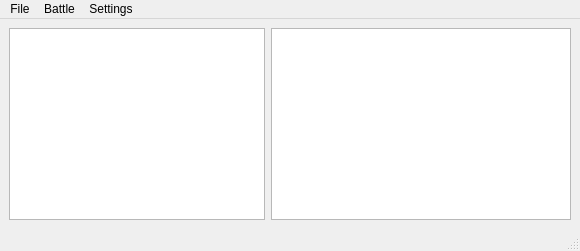
Qt form data/ui/mainwindow.ui (tvoli/pybotwar) before a commit.
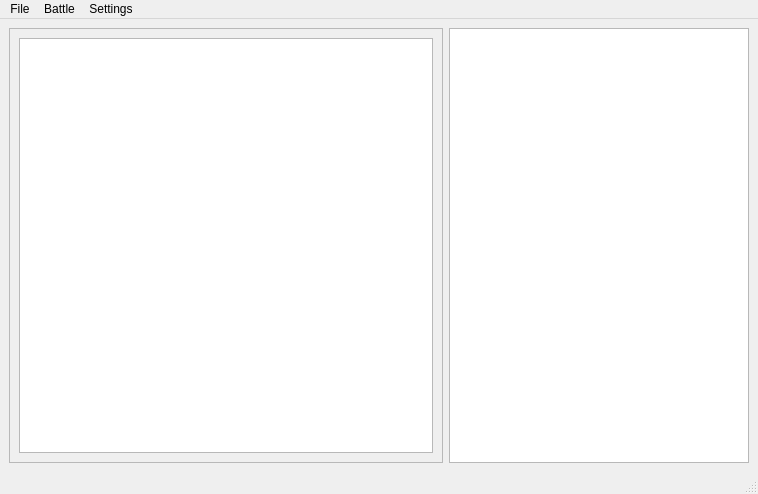
The same form after that commit.

Commit message: add frame around graphicview to make resizing easier

The edit to the form file:
```diff
--- a/data/ui/mainwindow.ui
+++ b/data/ui/mainwindow.ui
@@ -2,6 +2,14 @@
 <ui version="4.0">
  <class>MainWindow</class>
  <widget class="QMainWindow" name="MainWindow">
+  <property name="geometry">
+   <rect>
+    <x>0</x>
+    <y>0</y>
+    <width>758</width>
+    <height>494</height>
+   </rect>
+  </property>
   <property name="windowTitle">
    <string>pybotwar</string>
   </property>
@@ -10,6 +18,21 @@
     <item>
      <layout class="QHBoxLayout" name="horizontalLayout">
       <item>
+       <widget class="QFrame" name="arenaframe">
+        <property name="minimumSize">
+         <size>
+          <width>400</width>
+          <height>400</height>
+         </size>
+        </property>
+        <property name="frameShape">
+         <enum>QFrame::StyledPanel</enum>
+        </property>
+        <property name="frameShadow">
+         <enum>QFrame::Raised</enum>
+        </property>
+        <layout class="QHBoxLayout" name="horizontalLayout_2">
+         <item>
        <widget class="QGraphicsView" name="arenaview">
         <property name="verticalScrollBarPolicy">
          <enum>Qt::ScrollBarAlwaysOff</enum>
@@ -19,6 +42,9 @@
         </property>
        </widget>
       </item>
+        </layout>
+       </widget>
+      </item>
       <item>
        <widget class="QListWidget" name="robotinfo">
         <property name="minimumSize">
@@ -44,7 +70,7 @@
     <rect>
      <x>0</x>
      <y>0</y>
-     <width>582</width>
+     <width>758</width>
      <height>25</height>
     </rect>
    </property>
```
Lines whose indentation alone changed are shown as unchanged. The commit also changes 1 other file.
